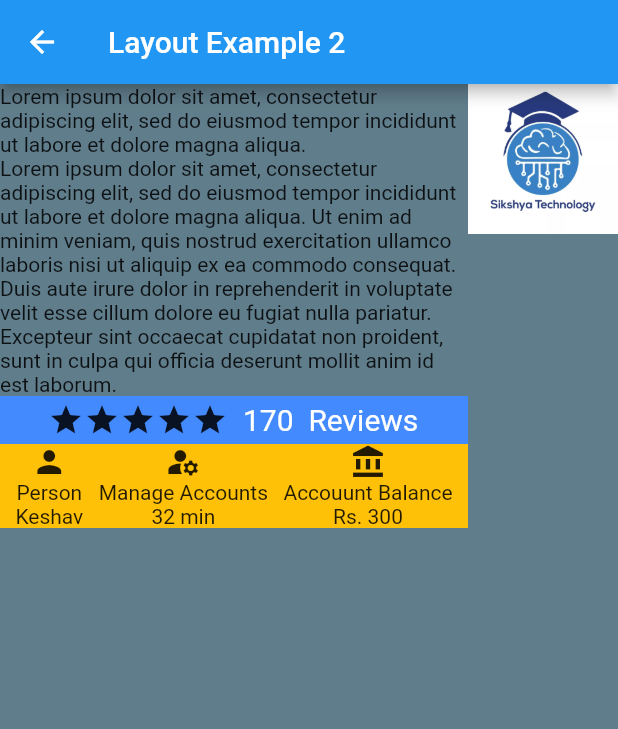
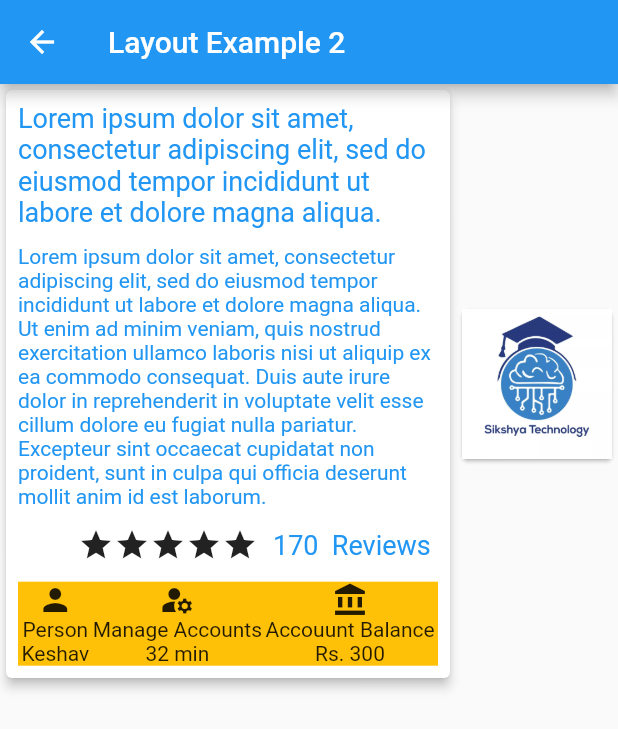
Before and after one commit to imksav/flutter, a Flutter app: the LayoutExample2 screen opened directly, on a phone screen of 412 x 824 dp. Shown: the top 729 px of the screen. Run offline on Flutter 3.47's test engine with Material 2 defaults, Android fonts, the phone set to English and light mode, and no system bars.

Commit message:
Added coding convention wise code

```diff
--- a/lib/screens/layout2/layout_example2.dart
+++ b/lib/screens/layout2/layout_example2.dart
@@ -5,11 +5,16 @@ import 'package:flutter/material.dart';
 class LayoutExample2 extends StatelessWidget {
   @override
   Widget build(BuildContext context) {
+    var titleTextStyle = TextStyle(color: Colors.blue, fontSize: 18.0);
+    var subtitleTextStyle = TextStyle(color: Colors.blue, fontSize: 14.0);
+
     var titleText = Text(
       "Lorem ipsum dolor sit amet, consectetur adipiscing elit, sed do eiusmod tempor incididunt ut labore et dolore magna aliqua.",
+      style: titleTextStyle,
     );
     var subTitleText = Text(
       "Lorem ipsum dolor sit amet, consectetur adipiscing elit, sed do eiusmod tempor incididunt ut labore et dolore magna aliqua. Ut enim ad minim veniam, quis nostrud exercitation ullamco laboris nisi ut aliquip ex ea commodo consequat. Duis aute irure dolor in reprehenderit in voluptate velit esse cillum dolore eu fugiat nulla pariatur. Excepteur sint occaecat cupidatat non proident, sunt in culpa qui officia deserunt mollit anim id est laborum.",
+      style: subtitleTextStyle,
     );
 
     return Scaffold(
@@ -17,26 +22,39 @@ class LayoutExample2 extends StatelessWidget {
         title: Text("Layout Example 2"),
       ),
       body: Container(
-        color: Colors.blueGrey,
+        height: 400,
         child: Row(
-          mainAxisAlignment: MainAxisAlignment.spaceEvenly,
           children: [
             Expanded(
+              flex: 2,
+              child: Card(
+                elevation: 3,
+                child: Padding(
+                  padding: const EdgeInsets.all(8.0),
                   child: Column(
+                    mainAxisAlignment: MainAxisAlignment.spaceAround,
                     children: [
                       titleText,
+                      SizedBox(height: 10.0),
                       subTitleText,
                       Ratings(),
                       IconLists(),
                     ],
                   ),
                 ),
+              ),
+            ),
             Column(
+              mainAxisAlignment: MainAxisAlignment.center,
               children: [
-                Image.asset(
+                Center(
+                  child: Card(
+                    child: Image.asset(
                       "assets/sikshyatechnology.jpg",
                       width: 100,
                       height: 100,
+                    ),
+                  ),
                 ),
               ],
             ),
--- a/lib/widgets/layout1/like_comment_share.dart
+++ b/lib/widgets/layout1/like_comment_share.dart
@@ -1,4 +1,4 @@
-import 'package:firstapp/screens/layout_example2.dart';
+import 'package:firstapp/screens/layout2/layout_example2.dart';
 import 'package:flutter/material.dart';
 
 class LikeCommentShare extends StatelessWidget {
--- a/lib/widgets/layout2/icon_lists.dart
+++ b/lib/widgets/layout2/icon_lists.dart
@@ -1,10 +1,6 @@
 import 'package:flutter/material.dart';
 
 class IconLists extends StatelessWidget {
-  const IconLists({
-    Key? key,
-  }) : super(key: key);
-
   @override
   Widget build(BuildContext context) {
     return Container(
--- a/lib/widgets/layout2/ratings.dart
+++ b/lib/widgets/layout2/ratings.dart
@@ -3,8 +3,8 @@ import 'package:flutter/material.dart';
 class Ratings extends StatelessWidget {
   @override
   Widget build(BuildContext context) {
-    return Container(
-      color: Colors.blueAccent,
+    return Padding(
+      padding: const EdgeInsets.all(8.0),
       child: Row(
         children: [
           Padding(padding: const EdgeInsets.all(16.0)),
@@ -16,7 +16,7 @@ class Ratings extends StatelessWidget {
           SizedBox(width: 10.0),
           Text(
             "170  Reviews",
-            style: TextStyle(color: Colors.white, fontSize: 20.0),
+            style: TextStyle(color: Colors.blue, fontSize: 18.0),
           )
           // stars,
         ],
```
Lines whose indentation alone changed are shown as unchanged.
